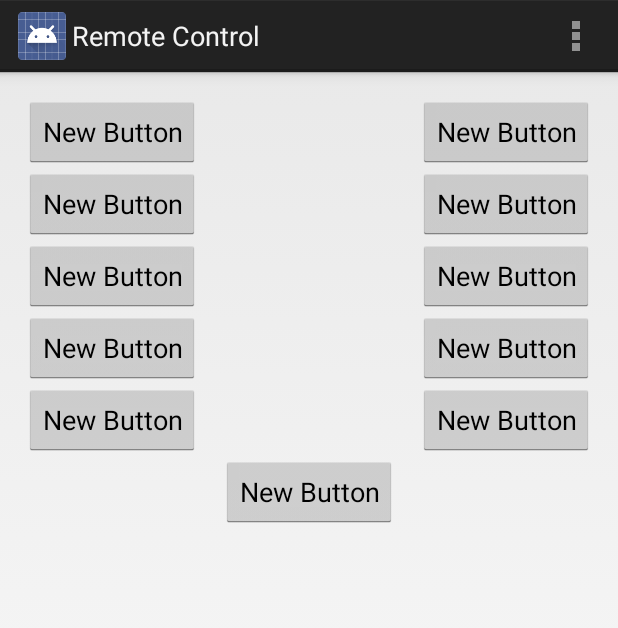
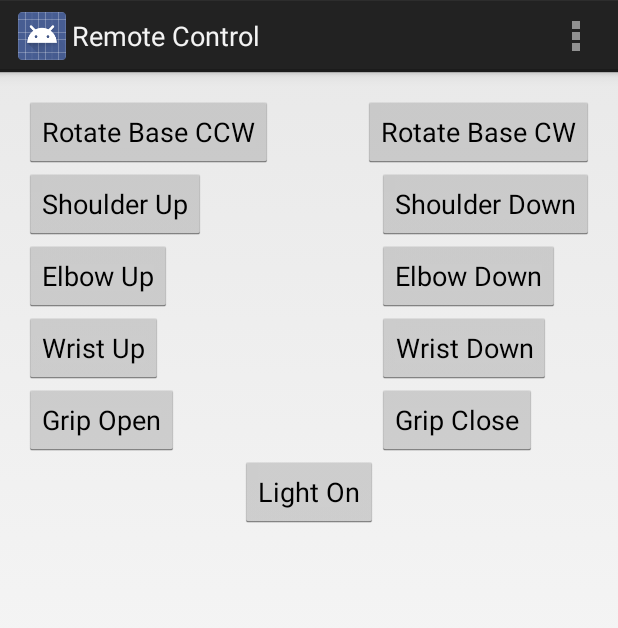
Before and after one commit to jkhulme/robot_arm_controller, an Android app: the RemoteControlActivity screen opened directly, with no data from a screen before it, on a phone screen of 412 x 824 dp. Shown: the top 628 px of the screen. Run offline under Robolectric (Android 15) with nearby library versions, the phone set to English and light mode, and no system bars.

Commit message:
not sure what

```diff
--- a/app2/RoboArmControllerProject/RoboArmController/src/main/AndroidManifest.xml
+++ b/app2/RoboArmControllerProject/RoboArmController/src/main/AndroidManifest.xml
@@ -4,6 +4,7 @@
     android:versionName="1.0">
 
     <uses-sdk android:minSdkVersion="14" android:targetSdkVersion="16" />
+    <uses-permission android:name="android.permission.INTERNET"></uses-permission>
 
     <application
         android:allowBackup="true"
--- a/app2/RoboArmControllerProject/RoboArmController/src/main/java/uk/jkhulme/roboarmcontroller/MainActivity.java
+++ b/app2/RoboArmControllerProject/RoboArmController/src/main/java/uk/jkhulme/roboarmcontroller/MainActivity.java
@@ -79,6 +79,7 @@ public class MainActivity extends Activity {
                 URL url = new URL(urls[0] + "&command=" + world.getLOGIN());
                 HttpURLConnection con = (HttpURLConnection) url.openConnection();
                 int response = con.getResponseCode();
+                System.out.println("RESPONSE2: " + Integer.toString(response));
                 return response;
             } catch (Exception e) {
                 e.printStackTrace();
--- a/app2/RoboArmControllerProject/RoboArmController/src/main/res/layout/activity_remote_control.xml
+++ b/app2/RoboArmControllerProject/RoboArmController/src/main/res/layout/activity_remote_control.xml
@@ -11,7 +11,7 @@
     <Button
             android:layout_width="wrap_content"
             android:layout_height="wrap_content"
-            android:text="New Button"
+            android:text="@string/rotate_ccw"
             android:id="@+id/rotate_ccw_button"
             android:onClick="rotateCCW"
             android:layout_alignParentTop="true"
@@ -20,7 +20,7 @@
     <Button
             android:layout_width="wrap_content"
             android:layout_height="wrap_content"
-            android:text="New Button"
+            android:text="@string/rotate_cw"
             android:id="@+id/rotate_cw_button"
             android:onClick="rotateCW"
             android:layout_alignParentTop="true"
@@ -29,7 +29,7 @@
     <Button
             android:layout_width="wrap_content"
             android:layout_height="wrap_content"
-            android:text="New Button"
+            android:text="@string/shoulder_up"
             android:id="@+id/shoulder_up_button"
             android:onClick="shoulderUp"
             android:layout_below="@+id/rotate_ccw_button"
@@ -38,7 +38,7 @@
     <Button
             android:layout_width="wrap_content"
             android:layout_height="wrap_content"
-            android:text="New Button"
+            android:text="@string/shoulder_down"
             android:id="@+id/shoulder_down_button"
             android:onClick="shoulderDown"
             android:layout_below="@+id/rotate_cw_button"
@@ -47,7 +47,7 @@
     <Button
             android:layout_width="wrap_content"
             android:layout_height="wrap_content"
-            android:text="New Button"
+            android:text="@string/elbow_up"
             android:id="@+id/elbow_up_button"
             android:onClick="elbowUp"
             android:layout_below="@+id/shoulder_up_button"
@@ -56,7 +56,7 @@
     <Button
             android:layout_width="wrap_content"
             android:layout_height="wrap_content"
-            android:text="New Button"
+            android:text="@string/elbow_down"
             android:id="@+id/elbow_down_button"
             android:onClick="elbowDown"
             android:layout_below="@+id/shoulder_down_button"
@@ -65,7 +65,7 @@
     <Button
             android:layout_width="wrap_content"
             android:layout_height="wrap_content"
-            android:text="New Button"
+            android:text="@string/wrist_up"
             android:id="@+id/wrist_up_button"
             android:onClick="wristUp"
             android:layout_below="@+id/elbow_up_button"
@@ -74,7 +74,7 @@
     <Button
             android:layout_width="wrap_content"
             android:layout_height="wrap_content"
-            android:text="New Button"
+            android:text="@string/wrist_down"
             android:id="@+id/wrist_down_button"
             android:onClick="wristDown"
             android:layout_alignTop="@+id/wrist_up_button"
@@ -83,7 +83,7 @@
     <Button
             android:layout_width="wrap_content"
             android:layout_height="wrap_content"
-            android:text="New Button"
+            android:text="@string/grip_open"
             android:id="@+id/grip_open_button"
             android:onClick="gripOpen"
             android:layout_below="@+id/wrist_up_button"
@@ -92,7 +92,7 @@
     <Button
             android:layout_width="wrap_content"
             android:layout_height="wrap_content"
-            android:text="New Button"
+            android:text="@string/grip_close"
             android:id="@+id/grip_close_button"
             android:onClick="gripClose"
             android:layout_alignTop="@+id/grip_open_button"
@@ -101,7 +101,7 @@
     <Button
             android:layout_width="wrap_content"
             android:layout_height="wrap_content"
-            android:text="New Button"
+            android:text="@string/light_on"
             android:id="@+id/toggle_light_button"
             android:onClick="toggleLight"
             android:layout_below="@+id/grip_open_button"
--- a/app2/RoboArmControllerProject/RoboArmController/src/main/res/values/strings.xml
+++ b/app2/RoboArmControllerProject/RoboArmController/src/main/res/values/strings.xml
@@ -8,5 +8,16 @@
     <string name="connect">Connect</string>
     <string name="title_activity_remote_control">Remote Control</string>
     <string name="hello_world">Hello world!</string>
+    <string name="rotate_ccw">Rotate Base CCW</string>
+    <string name="rotate_cw">Rotate Base CW</string>
+    <string name="shoulder_up">Shoulder Up</string>
+    <string name="shoulder_down">Shoulder Down</string>
+    <string name="elbow_up">Elbow Up</string>
+    <string name="elbow_down">Elbow Down</string>
+    <string name="wrist_up">Wrist Up</string>
+    <string name="wrist_down">Wrist Down</string>
+    <string name="grip_open">Grip Open</string>
+    <string name="grip_close">Grip Close</string>
+    <string name="light_on">Light On</string>
 
 </resources>
```
Also changed, not shown: 2 other files.
